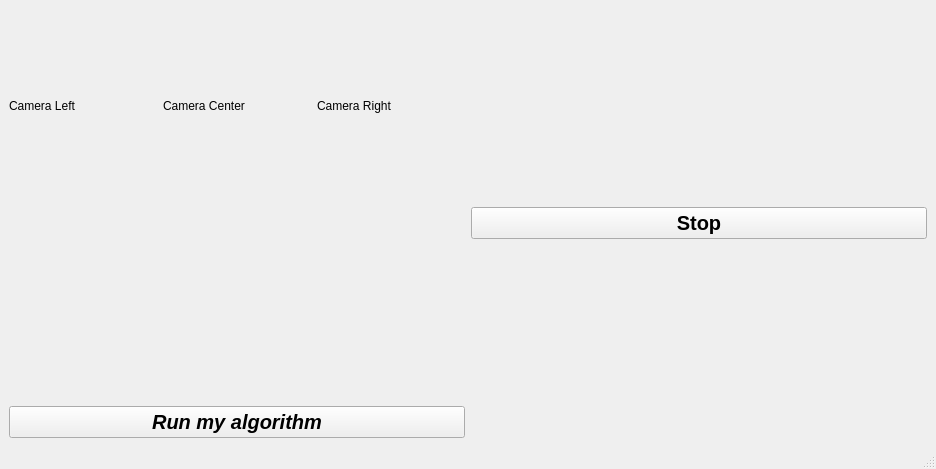
The window that Stop_Practice/gui/3d_reconstructrionui_smaller.ui (RoboticsLabURJC/2016-tfg-irene-lope) describes before a commit, drawn with Qt 5.
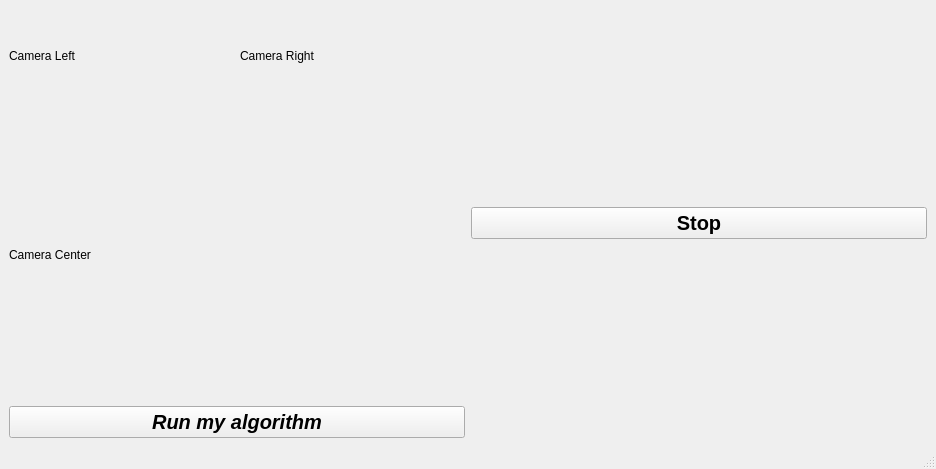
The same window after the commit. Icons and pictures are not drawn.

```diff
--- a/Stop_Practice/gui/3d_reconstructrionui_smaller.ui
+++ b/Stop_Practice/gui/3d_reconstructrionui_smaller.ui
@@ -81,26 +81,8 @@
       </property>
       <item>
        <layout class="QGridLayout" name="gridLayout">
-       
-       
-       <item row="0" column="1">
-         <widget class="QLabel" name="label_1">
-          <property name="text">
-           <string>Camera Center</string>
-          </property>
-         </widget>
-        </item>
-        
-        <item row="1" column="1">
-         <widget class="QLabel" name="imageCenter">
-          <property name="text">
-           <string/>
-          </property>
-         </widget>
-        </item>
-        
-        
-        <item row="0" column="2">
+      
+        <item row="0" column="1">
         <widget class="QLabel" name="label_2">
           <property name="text">
            <string>Camera Left</string>
@@ -108,7 +90,7 @@
          </widget>
         </item>
         
-        <item row="1" column="2">
+        <item row="1" column="1">
          <widget class="QLabel" name="imageLeft">
           <property name="text">
            <string/>
@@ -133,6 +115,26 @@
          </widget>
         </item>
         
+        <item row="2" column="1">
+         <widget class="QLabel" name="label_1">
+          <property name="text">
+           <string>Camera Center</string>
+          </property>
+         </widget>
+        </item>
+        
+        <item row="3" column="1">
+         <widget class="QLabel" name="imageCenter">
+          <property name="text">
+           <string/>
+          </property>
+          <property name="geometry">
+           <width>500</width>
+           <height>250</height>
+          </property>
+         </widget>
+        </item>
+        
        </layout>
       </item>
       <item>
```
